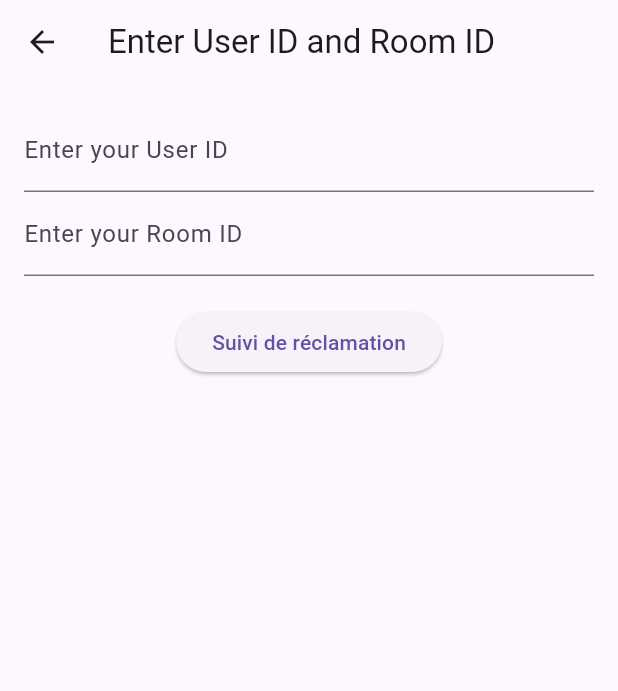
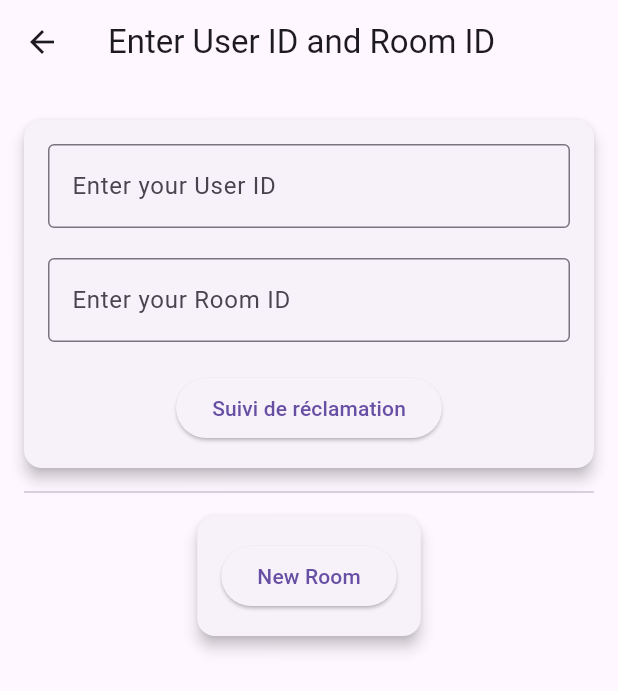
Before and after one commit to Ahmedhabaib/Al-BaladiyaApp, a Flutter app: the UserIdPage screen opened by its route, on a phone screen of 412 x 824 dp. Shown: the top 691 px of the screen. Run offline on Flutter 3.47's test engine with Material 3 defaults, Android fonts, the light colour scheme and no system bars; our stand-ins replace cloud_firestore, file_picker, firebase_core, pdf, printing; accounts and stored records are empty.

Commit message:
fix recherche function

```diff
--- a/lib/UserIdPage.dart
+++ b/lib/UserIdPage.dart
@@ -10,9 +10,13 @@ class UserIdPage extends StatefulWidget {
 
 class _UserIdPageState extends State<UserIdPage> {
   final TextEditingController _userIdController = TextEditingController();
-  final TextEditingController _roomIdController = TextEditingController(); // Ajouter un nouveau TextEditingController pour roomId
+  final TextEditingController _roomIdController = TextEditingController();
   final _uuid = Uuid();
   final _firestore = FirebaseFirestore.instance;
+
+  String generateId() {
+    return _uuid.v4();
+  }
 
   @override
   void dispose() {
@@ -22,8 +26,14 @@ class _UserIdPageState extends State<UserIdPage> {
   }
 
   Future<bool> roomExists(String roomId) async {
+    try {
       final roomSnapshot = await _firestore.collection('conversations').doc(roomId).get();
+      print('Room snapshot data: ${roomSnapshot.data()}'); // Print the snapshot data
       return roomSnapshot.exists;
+    } catch (e) {
+      print('Error checking room existence: $e');
+      return false;
+    }
   }
 
   @override
@@ -32,20 +42,30 @@ class _UserIdPageState extends State<UserIdPage> {
       appBar: AppBar(
         title: Text('Enter User ID and Room ID'),
       ),
-      body: Padding(
+      body: SingleChildScrollView(
         padding: EdgeInsets.all(16.0),
         child: Column(
           children: <Widget>[
+            Card(
+              elevation: 4,
+              margin: EdgeInsets.symmetric(vertical: 8),
+              child: Padding(
+                padding: EdgeInsets.all(16.0),
+                child: Column(
+                  children: [
                     TextField(
                       controller: _userIdController,
                       decoration: InputDecoration(
                         labelText: 'Enter your User ID',
+                        border: OutlineInputBorder(),
                       ),
                     ),
+                    SizedBox(height: 20.0),
                     TextField(
                       controller: _roomIdController,
                       decoration: InputDecoration(
                         labelText: 'Enter your Room ID',
+                        border: OutlineInputBorder(),
                       ),
                     ),
                     SizedBox(height: 20.0),
@@ -53,7 +73,8 @@ class _UserIdPageState extends State<UserIdPage> {
                       child: Text('Suivi de réclamation'),
                       onPressed: () async {
                         String roomId = _roomIdController.text;
-                String userId = _userIdController.text; // Utilisez l'ID de l'utilisateur entré
+                        String userId = _userIdController.text;
+                        print('Checking room existence for Room ID: $roomId'); // Print roomId to debug
                         if (await roomExists(roomId)) {
                           Navigator.push(
                             context,
@@ -71,6 +92,46 @@ class _UserIdPageState extends State<UserIdPage> {
                   ],
                 ),
               ),
+            ),
+            Divider(),
+            Card(
+              elevation: 4,
+              margin: EdgeInsets.symmetric(vertical: 8),
+              child: Padding(
+                padding: EdgeInsets.all(16.0),
+                child: Column(
+                  children: [
+                    ElevatedButton(
+                      child: Text('New Room'),
+                      onPressed: () async {
+                        String newRoomId = generateId();
+                        String newUserId = generateId();
+
+                        // Create a new room in the 'conversations' collection
+                        await _firestore.collection('conversations').doc(newRoomId).set({
+                          // Add any initial data for the room here
+                        });
+
+                        // Create a new user in the 'users' collection
+                        await _firestore.collection('users').doc(newUserId).set({
+                          // Add any initial data for the user here
+                        });
+
+                        Navigator.push(
+                          context,
+                          MaterialPageRoute(
+                            builder: (context) => ChatRoom(userId: newUserId, roomId: newRoomId),
+                          ),
+                        );
+                      },
+                    ),
+                  ],
+                ),
+              ),
+            ),
+          ],
+        ),
+      ),
     );
   }
 }
--- a/pubspec.yaml
+++ b/pubspec.yaml
@@ -41,6 +41,9 @@ dependencies:
   firebase_database: ^10.5.0
   cloud_firestore: ^4.16.1
   uuid: ^4.4.0
+  printing: ^5.12.0
+  pdf: ^3.10.8
+
 
 dev_dependencies:
   flutter_test:
```
Also changed, not shown: lib/chatroom.dart (+65 -9 lines), pubspec.lock, 4 other files. Lines whose indentation alone changed are shown as unchanged.
